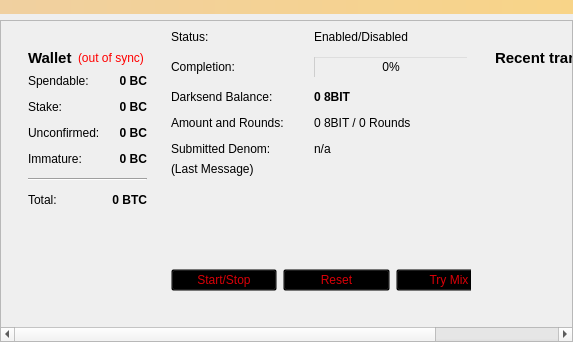
This is src/qt/forms/overviewpage.ui in PXLFuSSeL/WorldCurrencyCoin as Qt 5 draws it before an edit. The edited form follows.
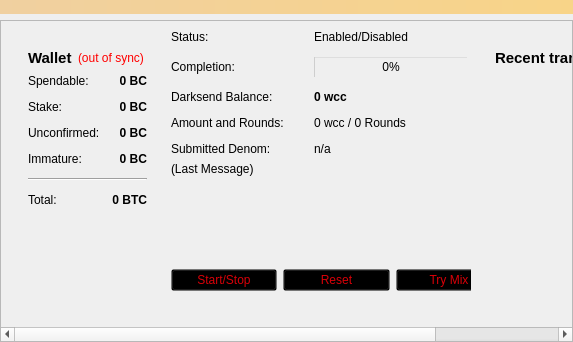
This is the edited form.

What changed in the file:
```diff
--- a/src/qt/forms/overviewpage.ui
+++ b/src/qt/forms/overviewpage.ui
@@ -418,7 +418,7 @@
              <string notr="true">color: rgb(0, 0, 0);</string>
             </property>
             <property name="text">
-             <string>0 8BIT</string>
+             <string>0 wcc</string>
             </property>
            </widget>
           </item>
@@ -438,7 +438,7 @@
              <string notr="true">color: rgb(0, 0, 0);</string>
             </property>
             <property name="text">
-             <string>0 8BIT / 0 Rounds</string>
+             <string>0 wcc / 0 Rounds</string>
             </property>
            </widget>
           </item>
```
Left out of the diff: 6 changed lines with no effect on the pictures.
